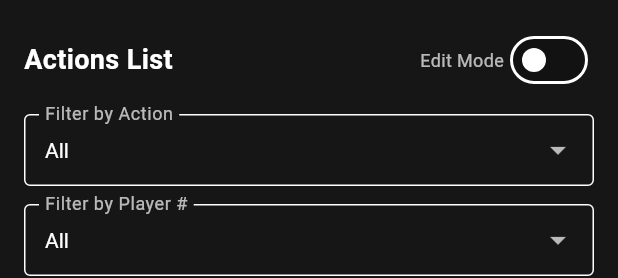
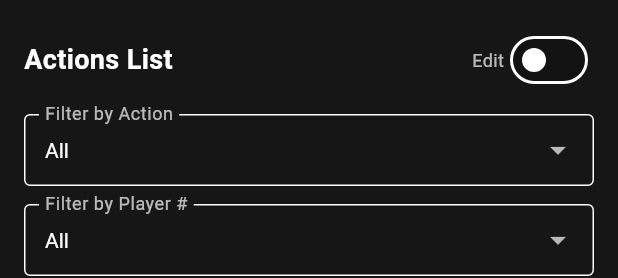
Before and after one commit to kusojac/ML_CV_Video, a Flutter app: the ActionSidebar widget shown alone on an empty page, opened directly with empty values, on a phone screen of 412 x 824 dp. Shown: the top 278 px of the screen. Run offline on Flutter 3.47's test engine with Material 3 defaults, Android fonts, the phone set to English and light mode, and no system bars; our stand-ins replace file_picker, shared_preferences; missing offline and left inert: media_kit, media_kit_video; accounts and stored records are empty; network calls fail.

```diff
--- a/VolleyballApp/frontend/lib/widgets/action_sidebar.dart
+++ b/VolleyballApp/frontend/lib/widgets/action_sidebar.dart
@@ -115,10 +115,10 @@ class _ActionSidebarState extends State<ActionSidebar> {
               Row(
                 mainAxisAlignment: MainAxisAlignment.spaceBetween,
                 children: [
-                  const Text('Actions List', style: TextStyle(fontSize: 18, fontWeight: FontWeight.bold, color: Colors.white)),
+                  const Expanded(child: Text('Actions List', style: TextStyle(fontSize: 18, fontWeight: FontWeight.bold, color: Colors.white), overflow: TextOverflow.ellipsis)),
                   Row(
                     children: [
-                      const Text('Edit Mode', style: TextStyle(color: Colors.white70, fontSize: 12)),
+                      const Text('Edit', style: TextStyle(color: Colors.white70, fontSize: 12)),
                       Switch(
                         value: widget.isEditMode,
                         onChanged: widget.onEditModeChanged,
--- a/VolleyballApp/frontend/pubspec.yaml
+++ b/VolleyballApp/frontend/pubspec.yaml
@@ -47,6 +47,7 @@ dependencies:
 dev_dependencies:
   flutter_test:
     sdk: flutter
+  mocktail: ^1.0.5
 
   # The "flutter_lints" package below contains a set of recommended lints to
   # encourage good coding practices. The lint set provided by the package is
```
Also changed, not shown: VolleyballApp/frontend/lib/screens/video_analysis_screen.dart (+9 -2 lines), VolleyballApp/frontend/pubspec.lock, 1 other file.
